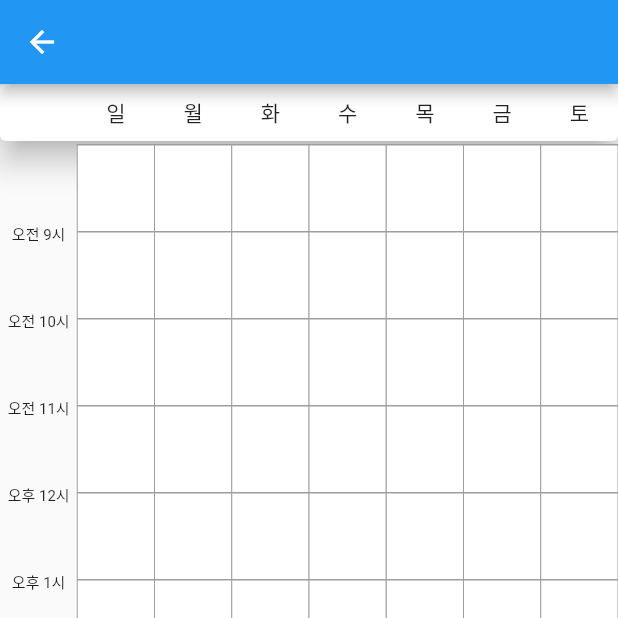
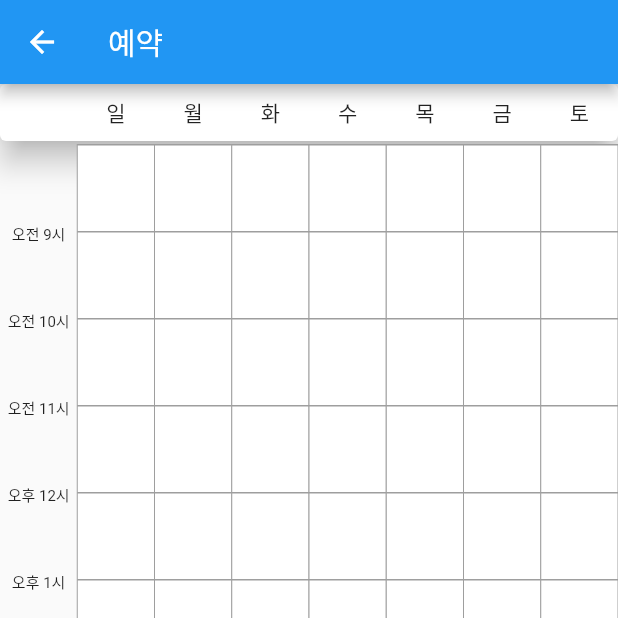
Before and after one commit to GC211SE/frontent, a Flutter app: the ReservationView screen opened by its route, on a phone screen of 412 x 824 dp, the top half of it. Run offline on Flutter 3.47's test engine with Material 2 defaults, Android fonts, the phone set to English and light mode, and no system bars.

Commit message:
안 쓰는거 주석 처리
안 쓰는거 주석 처리

```diff
--- a/lib/Widget/timetable.dart
+++ b/lib/Widget/timetable.dart
@@ -40,14 +40,16 @@ class WeeklyTimeTable extends StatefulWidget {
   });
 
   @override
-  _WeeklyTimeTableState createState() => _WeeklyTimeTableState(this.initialSchedule);
+  // _WeeklyTimeTableState createState() => _WeeklyTimeTableState(this.initialSchedule);
+  _WeeklyTimeTableState createState() => _WeeklyTimeTableState();
 }
 
 class _WeeklyTimeTableState extends State<WeeklyTimeTable> {
   String locale = 'en';
-  Map<int, List<int>> selected;
+  // Map<int, List<int>> selected;
 
-  _WeeklyTimeTableState(this.selected);
+  // _WeeklyTimeTableState(this.selected);
+  _WeeklyTimeTableState();
 
   @override
   void initState() {
@@ -84,7 +86,7 @@ class _WeeklyTimeTableState extends State<WeeklyTimeTable> {
                       (i) => Cell(
                         day: i,
                         timeRange: index,
-                        isSelected: selected[i].contains(index),
+                        // isSelected: selected[i].contains(index),
                         // onCellTapped: onCellTapped,
                         cellColor: widget.cellColor,
                         cellSelectedColor: widget.cellSelectedColor,
--- a/lib/src/anHour.dart
+++ b/lib/src/anHour.dart
@@ -3,8 +3,8 @@ import 'package:flutter/material.dart';
 class Cell extends StatefulWidget {
   final int day;
   final int timeRange;
-  final bool isSelected;
-  final Function(int, int, bool) onCellTapped;
+  // final bool isSelected;
+  // final Function(int, int, bool) onCellTapped;
   final Color cellColor;
   final Color cellSelectedColor;
   final Color boarderColor;
@@ -12,8 +12,8 @@ class Cell extends StatefulWidget {
   Cell({
     @required this.day,
     @required this.timeRange,
-    @required this.isSelected,
-    @required this.onCellTapped,
+    // @required this.isSelected,
+    // @required this.onCellTapped,
     this.cellColor = Colors.white,
     this.cellSelectedColor = Colors.black,
     this.boarderColor = Colors.grey,
@@ -38,13 +38,12 @@ class _CellState extends State<Cell> {
       key: key,
       child: Center(
         child: GestureDetector(
-          onTap: () {
-            widget.onCellTapped(
-                widget.day, widget.timeRange, widget.isSelected);
-          },
+          //onTap: () {
+          //  widget.onCellTapped(widget.day, widget.timeRange, widget.isSelected);},
           child: AnimatedContainer(
             decoration: BoxDecoration(
-              color: currentColor,
+              // color: currentColor,
+              color: widget.cellColor,
               border: Border(
                 top: BorderSide(width: 1.0, color: widget.boarderColor),
                 left: BorderSide(width: 0.0, color: widget.boarderColor),
@@ -60,7 +59,7 @@ class _CellState extends State<Cell> {
     );
   }
 
-  get currentColor {
+  /*get currentColor {
     return widget.isSelected ? widget.cellSelectedColor : widget.cellColor;
-  }
+  }*/
 }
--- a/lib/views/reservationView.dart
+++ b/lib/views/reservationView.dart
@@ -15,15 +15,15 @@ class _ReservationViewState extends State<ReservationView> {
     thisContext = context;
     return Scaffold(
       appBar: AppBar(
-        title: Text(''),
+        title: Text('예약'),
       ),
 
       /*** timetable ***/
       body: WeeklyTimeTable(
         // setting color of timetable cell
-        //cellColor: Color.fromRGBO(0, 184, 255, 1.0),
-        //cellSelectedColor: Color.fromRGBO(189, 0, 255, 1.0),
-        //boarderColor: Color.fromRGBO(0,30,255, 1.0),
+        // cellColor: Color.fromRGBO(0, 184, 255, 1.0),
+        // cellSelectedColor: Color.fromRGBO(189, 0, 255, 1.0),
+        // boarderColor: Color.fromRGBO(0,30,255, 1.0),
         locale: 'ko', // language
         /*
         onValueChanged: (Map<int, List<int>>selected) {   //TODO function 구현 안됨
```
